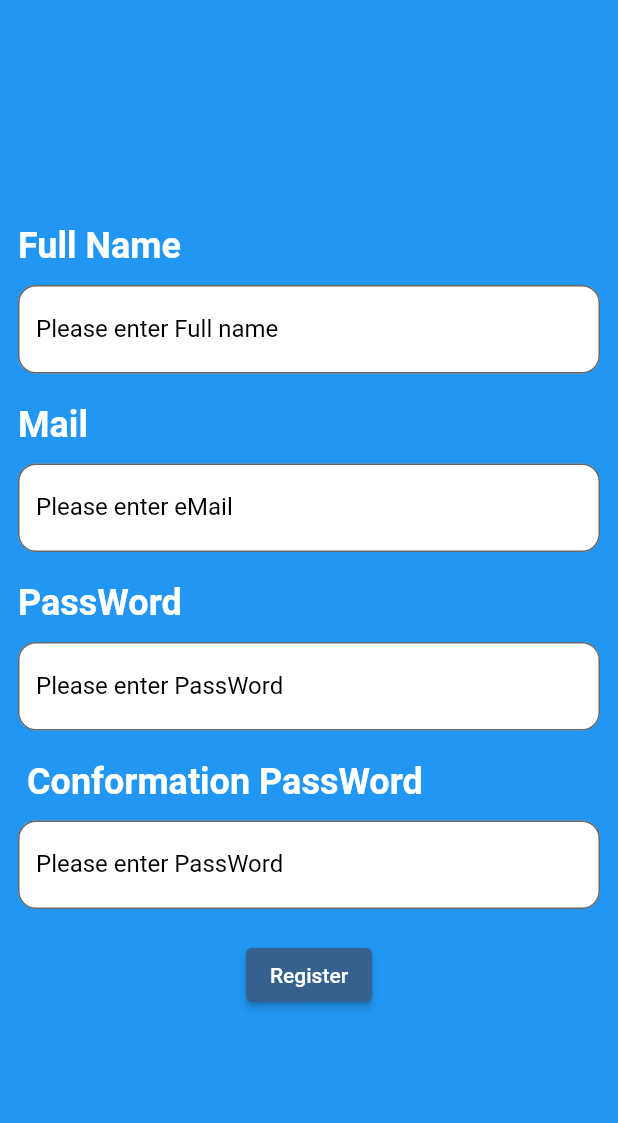
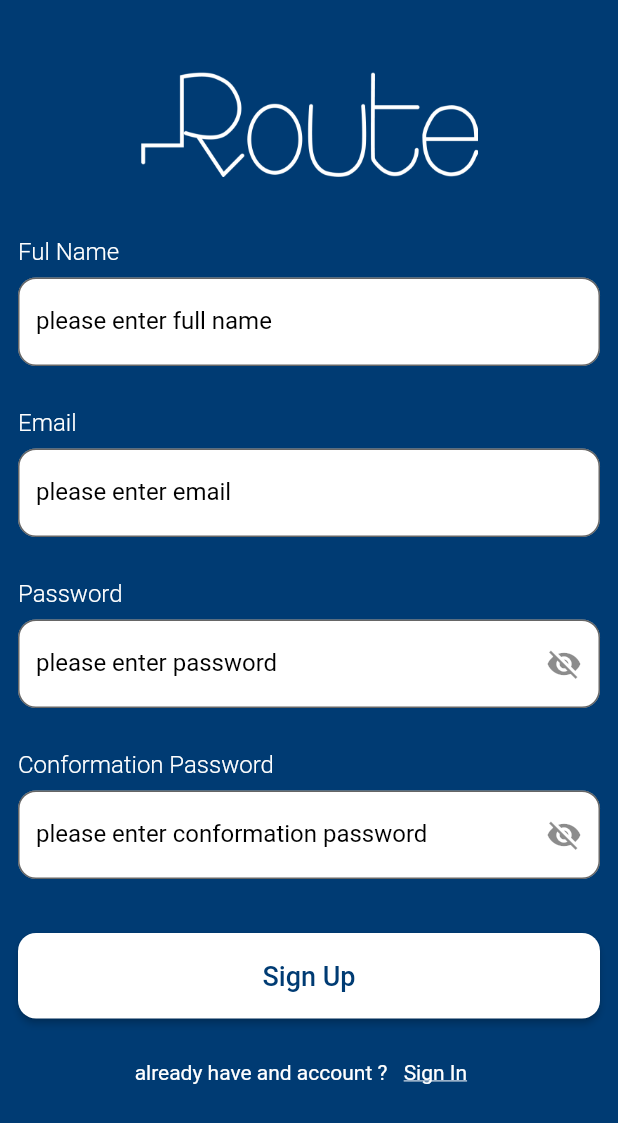
Before and after one commit to abdallahalnagar188/todo_flutter, a Flutter app: the RegisterScreen screen opened by its route, on a phone screen of 412 x 824 dp. Shown: the top 1123 px of the screen. Run offline on Flutter 3.47's test engine with Material 3 defaults, Android fonts, the phone set to English and light mode, and no system bars; our stand-ins replace firebase_auth, firebase_core, flutter_slidable, shared_preferences; accounts and stored records are empty; generated files the repository leaves out were written again.

Commit message:
finish auth desgien and the firebase installing and localization with provider

```diff
--- a/lib/l10n/app_en.arb
+++ b/lib/l10n/app_en.arb
@@ -1,5 +1,18 @@
 {
   "settingsTap": "Settings",
   "language": "Language",
-  "listsTasksTap": "Tasks List"
+  "listsTasksTap": "Tasks List",
+  "fullName": "Ful Name",
+  "email": "Email",
+  "password": "Password",
+  "conformationPassword": "Conformation Password",
+  "singIn": "Sign In",
+  "signUp": "Sign Up",
+  "alreadyHaveAccount": "already have and account ?",
+  "dontHaveAccount": "don't have and account ?",
+  "createAccount": "Create Account!",
+  "fullNameHint": "please enter full name",
+  "emailHint": "please enter email",
+  "passwordHint": "please enter password",
+  "conformationPasswordHint": "please enter conformation password"
 }
--- /dev/null
+++ b/lib/ui/auth/register/register_screen.dart
@@ -0,0 +1,176 @@
+import 'package:firebase_auth/firebase_auth.dart';
+import 'package:flutter/material.dart';
+import 'package:todo_flutter/ui/auth/login/login_screen.dart';
+import 'package:todo_flutter/ui/common/app_form_field.dart';
+import 'package:todo_flutter/ui/them/todo_theme.dart';
+import 'package:flutter_gen/gen_l10n/app_localizations.dart';
+
+import '../../common/app_utils.dart';
+
+class RegisterScreen extends StatelessWidget {
+  static String routName = "register_screen";
+
+  TextEditingController fullName = TextEditingController();
+  TextEditingController email = TextEditingController();
+  TextEditingController password = TextEditingController();
+  TextEditingController passwordConformation = TextEditingController();
+  GlobalKey<FormState> formKey = GlobalKey<FormState>();
+
+  @override
+  Widget build(BuildContext context) {
+    return Scaffold(
+      backgroundColor: TodoTheme.appColor,
+      body: SafeArea(
+        child: Container(
+          padding: EdgeInsets.symmetric(horizontal: 12, vertical: 8),
+          child: SingleChildScrollView(
+            child: Form(
+              key: formKey,
+              child: Column(
+                mainAxisAlignment: MainAxisAlignment.center,
+                crossAxisAlignment: CrossAxisAlignment.stretch,
+                children: [
+                  SizedBox(height: 40),
+                  Image.asset(MyImages.routeLogoIv,height:70,width: 100,),
+                  SizedBox(height: 40),
+
+                  AppFormField(
+                    title:AppLocalizations.of(context)!.fullName,
+                    hint: AppLocalizations.of(context)!.fullNameHint,
+                    keyboardType: TextInputType.text,
+                    validator: (text) {
+                      if (text?.trim().isEmpty == true) {
+                        return AppLocalizations.of(context)!.fullNameHint;
+                      }
+                      return null;
+                    },
+                    controler: fullName,
+                  ),
+                  SizedBox(height: 28),
+                  AppFormField(
+                    title: AppLocalizations.of(context)!.email,
+                    hint: AppLocalizations.of(context)!.emailHint,
+                    keyboardType: TextInputType.emailAddress,
+                    validator: (text) {
+                      if (text?.trim().isEmpty == true) {
+                        return AppLocalizations.of(context)!.emailHint;
+                      }
+                      return null;
+                    },
+                    controler: email,
+                  ),
+                  SizedBox(height: 28),
+                  AppFormField(
+                    title: AppLocalizations.of(context)!.password,
+                    hint: AppLocalizations.of(context)!.passwordHint,
+                    keyboardType: TextInputType.text,
+                    validator: (text) {
+                      if (text?.trim().isEmpty == true) {
+                        return AppLocalizations.of(context)!.passwordHint;
+                      }
+                      return null;
+                    },
+                    sceuredPassword: true,
+                    controler: password,
+                  ),
+                  SizedBox(height: 28),
+                  AppFormField(
+                    title: AppLocalizations.of(context)!.conformationPassword,
+                    hint:AppLocalizations.of(context)!.conformationPasswordHint,
+                    keyboardType: TextInputType.text,
+                    sceuredPassword: true,
+                    validator: (text) {
+                      if (text?.trim().isEmpty == true) {
+                        return AppLocalizations.of(context)!.conformationPasswordHint;
+                      }
+                      if (password.text != text) {
+                        return "Please enter the correct password";
+                      }
+                      return null;
+                    },
+                  ),
+                  SizedBox(height: 36),
+                  ElevatedButton(
+                    style: ElevatedButton.styleFrom(
+                      padding: EdgeInsets.symmetric(vertical: 18),
+                      backgroundColor: Colors.white,
+                      shape: RoundedRectangleBorder(
+                        borderRadius: BorderRadius.circular(12),
+                      ),
+                    ),
+                    onPressed: () {
+                      register();
+                    },
+                    child: Text(
+                      AppLocalizations.of(context)!.signUp,
+                      style: TextStyle(
+                        fontSize: 18,
+                        color: TodoTheme.appColor,
+                        fontWeight: FontWeight.w500,
+                      ),
+                    ),
+                  ),
+                  SizedBox(height: 12,),
+                  Row(
+                    mainAxisAlignment: MainAxisAlignment.center,
+
+                    children: [
+                      Text(
+                        AppLocalizations.of(context)!.alreadyHaveAccount,
+                        style: TextStyle(
+                          fontWeight: FontWeight.w400,
+                          color: Colors.white,
+                        ),
+                      ),
+                      TextButton(
+                        onPressed: () {
+                          Navigator.pushReplacementNamed(
+                            context,
+                            LoginScreen.routName,
+                          );
+                        },
+                        child: Text(
+                          AppLocalizations.of(context)!.singIn,
+                          style: TextStyle(
+                            decoration: TextDecoration.underline,
+                            fontWeight: FontWeight.w400,
+                            color: Colors.white,
+                          ),
+                        ),
+                      ),
+                    ],
+                  ),
+                ],
+              ),
+            ),
+          ),
+        ),
+      ),
+    );
+  }
+
+  void register() {
+    if(formKey.currentState?.validate() == false){
+      return;
+    }
+    createAccount();
+  }
+
+  void createAccount() async{
+    try {
+      final credential = await FirebaseAuth.instance.createUserWithEmailAndPassword(
+        email: email.text,
+        password: password.text,
+      );
+      print(credential.user!.email);
+    } on FirebaseAuthException catch (e) {
+      if (e.code == 'weak-password') {
+        print('The password provided is too weak.');
+      } else if (e.code == 'email-already-in-use') {
+        print('The account already exists for that email.');
+      }
+    } catch (e) {
+      print("the error is : $e");
+    }
+  }
+}
--- a/lib/ui/common/app_form_field.dart
+++ b/lib/ui/common/app_form_field.dart
@@ -1,18 +1,39 @@
 import 'package:flutter/material.dart';
+import 'package:flutter/services.dart';
 
-class AppFormField extends StatelessWidget {
+typedef Validator = String? Function (String? text);
+
+class AppFormField extends StatefulWidget {
   String title;
   String hint;
   TextInputType keyboardType;
   bool sceuredPassword;
+  Validator? validator;
+  TextEditingController? controler = null;
 
   AppFormField({
     super.key,
     required this.title,
     required this.hint,
     this.keyboardType = TextInputType.text,
-    this.sceuredPassword = false
+    this.sceuredPassword = false,
+    this.validator,
+    this.controler
   });
+
+  @override
+  State<AppFormField> createState() => _AppFormFieldState();
+}
+
+class _AppFormFieldState extends State<AppFormField> {
+  bool isVisibleText = true;
+
+  @override
+  void initState() {
+    // TODO: implement initState
+    super.initState();
+    isVisibleText = widget.sceuredPassword;
+  }
 
   @override
   Widget build(BuildContext context) {
@@ -20,18 +41,33 @@ class AppFormField extends StatelessWidget {
       crossAxisAlignment: CrossAxisAlignment.start,
       children: [
         Text(
-          title,
+          widget.title,
           style: TextStyle(
             color: Colors.white,
-            fontWeight: FontWeight.w600,
-            fontSize: 24,
+            fontWeight: FontWeight.w300,
+            fontSize: 16,
           ),
         ),
-        SizedBox(height: 12),
+        SizedBox(height: 8),
         TextFormField(
           decoration: InputDecoration(
+            suffixIcon:
+            widget.sceuredPassword
+                ? InkWell(
+              onTap: () {
+                setState(() {
+                  isVisibleText = !isVisibleText;
+                });
+              },
+              child: Icon(
+                isVisibleText
+                    ? Icons.visibility_off
+                    : Icons.visibility,
+              ),
+            )
+                : null,
             border: OutlineInputBorder(borderRadius: BorderRadius.circular(12)),
-            label: Text(hint),
+            label: Text(widget.hint),
             labelStyle: TextStyle(
               color: Colors.black,
               fontWeight: FontWeight.w400,
@@ -40,8 +76,10 @@ class AppFormField extends StatelessWidget {
             filled: true,
             fillColor: Colors.white,
           ),
-          keyboardType: keyboardType,
-          obscureText: sceuredPassword,
+          keyboardType: widget.keyboardType,
+          obscureText: isVisibleText,
+          validator:widget.validator ,
+          controller:widget.controler,
         ),
       ],
     );
--- /dev/null
+++ b/lib/ui/common/app_utils.dart
@@ -0,0 +1,8 @@
+import 'dart:ui';
+
+class AppColors{
+  static const Color appColor = Color(0xff004182);
+}
+class MyImages{
+  static const String routeLogoIv = "assets/images/route_logo.png";
+}
--- a/lib/ui/register/register_screen.dart
+++ /dev/null
@@ -1,55 +0,0 @@
-import 'package:flutter/material.dart';
-import 'package:todo_flutter/ui/common/app_form_field.dart';
-
-class RegisterScreen extends StatelessWidget {
-  static String routName = "register_screen";
-
-  const RegisterScreen({super.key});
-
-  @override
-  Widget build(BuildContext context) {
-    return Scaffold(
-      backgroundColor: Colors.blue,
-      body: SafeArea(
-        child: Container(
-          padding: EdgeInsets.symmetric(horizontal: 12, vertical: 8),
-          child: Column(
-            mainAxisAlignment: MainAxisAlignment.center,
-            children: [
-              AppFormField(
-                title: "Full Name",
-                hint: "Please enter Full name",
-                keyboardType: TextInputType.text,
-              ),
-              SizedBox(height: 20),
-              AppFormField(
-                title: "Mail",
-                hint: "Please enter eMail",
-                keyboardType: TextInputType.emailAddress,
-              ),
-              SizedBox(height: 20),
-              AppFormField(
-                title: "PassWord",
-                hint: "Please enter PassWord",
-                keyboardType: TextInputType.text,
-                sceuredPassword: true,
-              ),
-              SizedBox(height: 20),
-              AppFormField(
-                title: " Conformation PassWord",
-                hint: "Please enter PassWord",
-                keyboardType: TextInputType.text,
-                sceuredPassword: true,
-              ),
-              SizedBox(height: 20),
-              ElevatedButton(
-                onPressed: () {},
-                child: Text("Register"),
-              ),
-            ],
-          ),
-        ),
-      ),
-    );
-  }
-}
--- /dev/null
+++ b/lib/ui/them/todo_theme.dart
@@ -0,0 +1,33 @@
+import 'package:flutter/material.dart';
+
+class TodoTheme {
+  static final Color appColor = Color(0xff003b73);
+
+  static final ThemeData lightTheme = ThemeData(
+    scaffoldBackgroundColor: Colors.transparent,
+    bottomNavigationBarTheme: BottomNavigationBarThemeData(
+      backgroundColor: appColor,
+      selectedItemColor: Colors.black,
+      unselectedItemColor: Colors.white
+    ),
+    appBarTheme: AppBarTheme(
+      iconTheme: IconThemeData(
+        color: Colors.black87
+      ),
+      centerTitle: true,
+      backgroundColor: Colors.transparent,
+      titleTextStyle: TextStyle(
+        fontSize: 28,
+        color: Colors.black,
+        fontWeight: FontWeight.bold,
+      ),
+    ),
+    colorScheme: ColorScheme.fromSeed(
+      seedColor: Color(0xffB7935F),
+      primary: Color(0xff003b73),
+      onPrimary: Colors.white,
+      secondary: Color(0xff006496),
+      onSecondary: Colors.black,
+    ),
+  );
+}
--- a/pubspec.yaml
+++ b/pubspec.yaml
@@ -36,11 +36,13 @@ dependencies:
   intl: any
   provider: ^6.1.5
   shared_preferences: ^2.5.3
+  firebase_core: ^3.13.0
 
   # The following adds the Cupertino Icons font to your application.
   # Use with the CupertinoIcons class for iOS style icons.
   cupertino_icons: ^1.0.8
   flutter_slidable: ^4.0.0
+  firebase_auth: ^5.5.3
 
 dev_dependencies:
   flutter_test:
@@ -66,8 +68,8 @@ flutter:
   uses-material-design: true
 
   # To add assets to your application, add an assets section, like this:
-  # assets:
-  #   - images/a_dot_burr.jpeg
+  assets:
+    - assets/images/
   #   - images/a_dot_ham.jpeg
 
   # An image asset can refer to one or more resolution-specific "variants", see
```
Also changed, not shown: lib/l10n/app_ar.arb (+14 -2 lines), lib/main.dart (+12 -4 lines), lib/ui/auth/login/login_screen.dart (added, +120 -0 lines), assets/images/route_logo.png (added), firebase.json (added), lib/firebase_options.dart (added), pubspec.lock, 3 other files.
